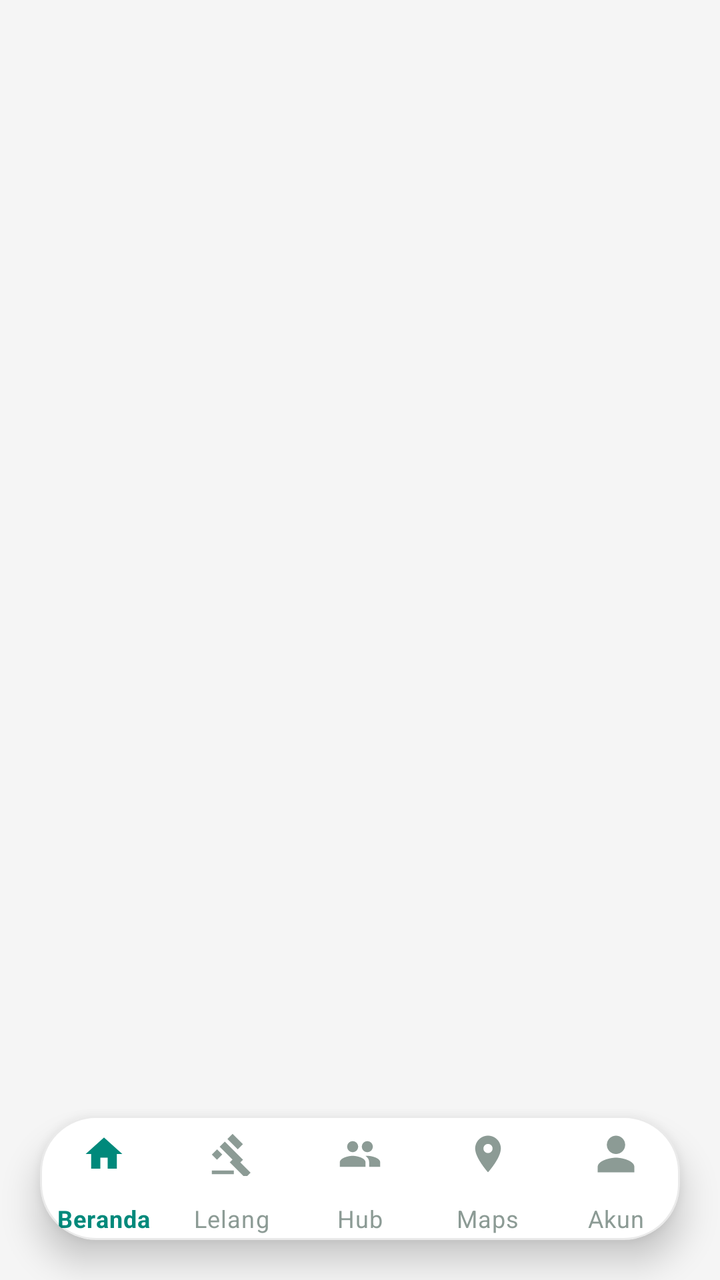
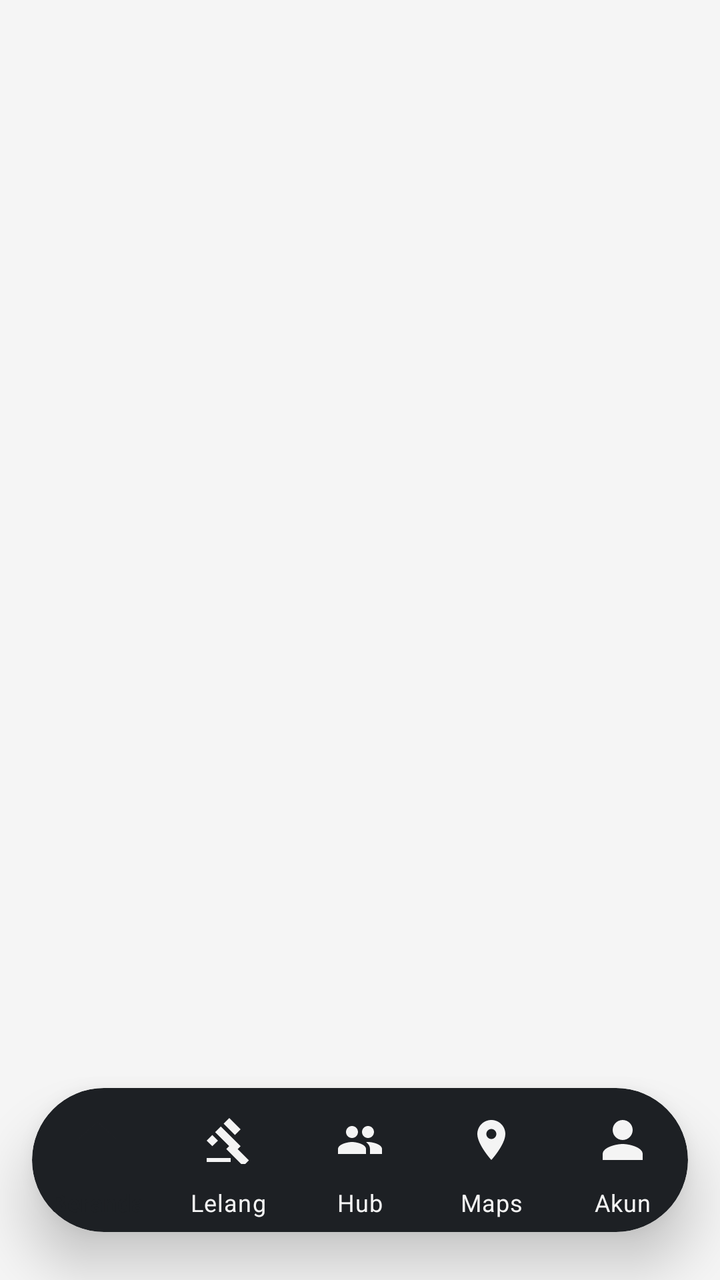

An Android layout rendered at two revisions. The XML below is the earlier revision; the diff shows what the commit changed to produce the second picture.
<!-- AndroidManifest.xml: application theme Theme.GuppyMarketIDN -->
<!-- res/layout/activity_main.xml -->
<?xml version="1.0" encoding="utf-8"?>
<RelativeLayout
    xmlns:android="http://schemas.android.com/apk/res/android"
    xmlns:app="http://schemas.android.com/apk/res-auto"
    xmlns:tools="http://schemas.android.com/tools"
    android:id="@+id/main"
    android:layout_width="match_parent"
    android:layout_height="match_parent"
    android:background="#F5F5F5"
    tools:context=".MainActivity">

    
    <FrameLayout
        android:id="@+id/navhost"
        android:layout_width="match_parent"
        android:layout_height="match_parent" />

    
    <com.google.android.material.card.MaterialCardView
        android:id="@+id/cardBottomNav"
        android:layout_width="match_parent"
        android:layout_height="wrap_content"
        android:layout_alignParentBottom="true"
        android:layout_centerHorizontal="true"
        android:layout_marginHorizontal="20dp"
        android:layout_marginBottom="20dp"
        app:cardCornerRadius="28dp"
        app:cardElevation="10dp"
        app:cardBackgroundColor="@color/white"
        app:strokeWidth="1dp"
        app:strokeColor="#15000000">

        <com.google.android.material.bottomnavigation.BottomNavigationView
            android:id="@+id/nav_view"
            style="@style/Widget.MaterialComponents.BottomNavigationView"
            android:layout_width="match_parent"
            android:layout_height="62dp"
            android:background="@android:color/transparent"
            app:elevation="0dp"
            app:menu="@menu/menu"
            app:itemIconSize="22dp"
            app:itemIconTint="@color/bottom_nav_color"
            app:itemTextColor="@color/bottom_nav_color"
            app:itemRippleColor="@color/guppy_primary_light"
            app:itemPaddingTop="8dp"
            app:itemPaddingBottom="6dp"
            app:itemIconPadding="4dp"
            app:labelVisibilityMode="labeled"/>

    </com.google.android.material.card.MaterialCardView>

</RelativeLayout>
<!-- resources referenced by this layout -->
<resources>
  <color name="guppy_primary_light">#E0F2F1</color>
  <color name="white">#FFFFFFFF</color>
  <style name="Theme.GuppyMarketIDN" parent="Base.Theme.GuppyMarketIDN" />
  <style name="Base.Theme.GuppyMarketIDN" parent="Theme.Material3.Light.NoActionBar">
          <item name="colorPrimary">@color/guppy_primary</item>
          <item name="colorOnPrimary">@color/white</item>
          <item name="android:textColorPrimary">@color/guppy_text_black</item>
          <item name="android:textColorSecondary">@color/guppy_text_gray</item>
          <item name="android:windowBackground">@color/guppy_background</item>
      </style>
  <color name="guppy_primary">#00897B</color>
  <color name="guppy_text_black">#1C1C1C</color>
  <color name="guppy_text_gray">#757575</color>
  <color name="guppy_background">#F8F9FA</color>
</resources>

<!-- the commit's change to res/layout/activity_main.xml (unified diff, before → after) -->
@@ -19,33 +19,33 @@
     <com.google.android.material.card.MaterialCardView
         android:id="@+id/cardBottomNav"
         android:layout_width="match_parent"
-        android:layout_height="wrap_content"
+        android:layout_height="72dp"
         android:layout_alignParentBottom="true"
         android:layout_centerHorizontal="true"
-        android:layout_marginHorizontal="20dp"
-        android:layout_marginBottom="20dp"
-        app:cardCornerRadius="28dp"
-        app:cardElevation="10dp"
-        app:cardBackgroundColor="@color/white"
-        app:strokeWidth="1dp"
-        app:strokeColor="#15000000">
+        android:layout_marginHorizontal="16dp"
+        android:layout_marginBottom="24dp"
+        app:cardCornerRadius="36dp"
+        app:cardElevation="16dp"
+        app:cardBackgroundColor="#1D2024"
+        app:strokeWidth="0dp">
 
         <com.google.android.material.bottomnavigation.BottomNavigationView
             android:id="@+id/nav_view"
             style="@style/Widget.MaterialComponents.BottomNavigationView"
             android:layout_width="match_parent"
-            android:layout_height="62dp"
+            android:layout_height="match_parent"
             android:background="@android:color/transparent"
             app:elevation="0dp"
             app:menu="@menu/menu"
-            app:itemIconSize="22dp"
-            app:itemIconTint="@color/bottom_nav_color"
-            app:itemTextColor="@color/bottom_nav_color"
+            app:itemIconSize="24dp"
+            app:itemIconTint="@color/bottom_nav_color_liquid"
+            app:itemTextColor="@color/bottom_nav_color_liquid"
             app:itemRippleColor="@color/guppy_primary_light"
-            app:itemPaddingTop="8dp"
-            app:itemPaddingBottom="6dp"
+            app:itemPaddingTop="14dp"
+            app:itemPaddingBottom="10dp"
             app:itemIconPadding="4dp"
-            app:labelVisibilityMode="labeled"/>
+            app:labelVisibilityMode="labeled"
+            app:itemActiveIndicatorStyle="@style/App.Custom.Indicator"/>
 
     </com.google.android.material.card.MaterialCardView>
 
<!-- resource entries referenced after the edit -->
@@ -1,6 +1,12 @@
 <!-- resources referenced by this layout -->
 <resources>
   <color name="guppy_primary_light">#E0F2F1</color>
+  <style name="App.Custom.Indicator" parent="Widget.Material3.BottomNavigationView.ActiveIndicator">
+          <item name="android:color">#F4F4F4</item>
+          
+          <item name="android:layout_width">60dp</item>
+          <item name="android:layout_height">60dp</item>
+      </style>
   <color name="white">#FFFFFFFF</color>
   <style name="Theme.GuppyMarketIDN" parent="Base.Theme.GuppyMarketIDN" />
   <style name="Base.Theme.GuppyMarketIDN" parent="Theme.Material3.Light.NoActionBar">
